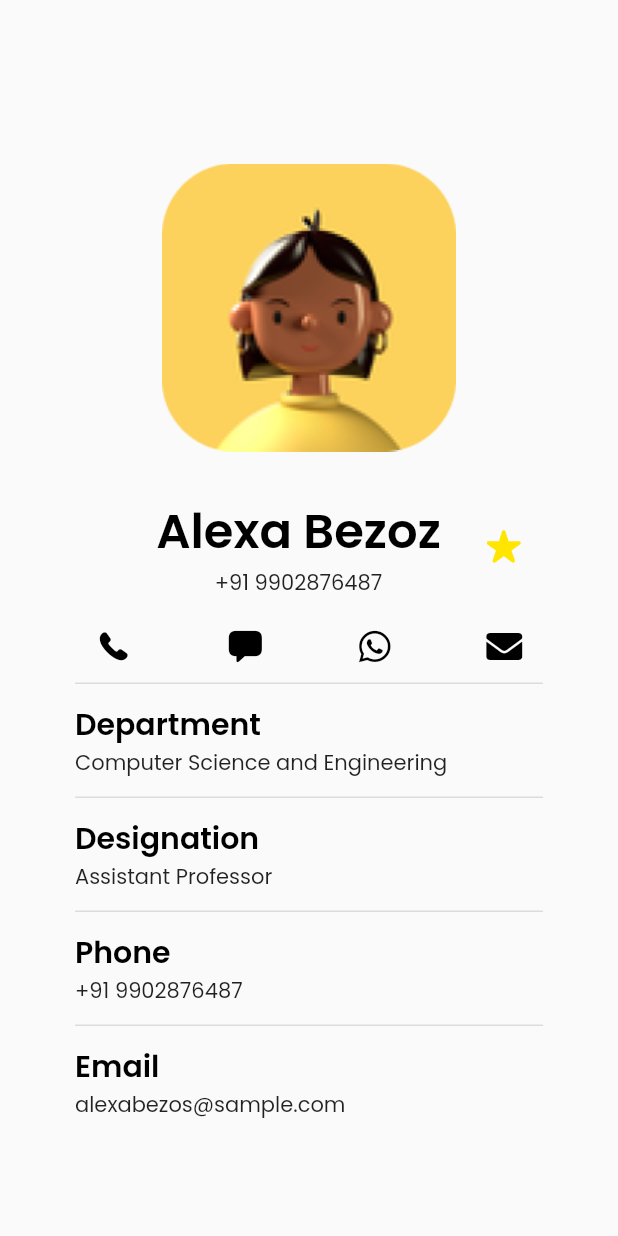
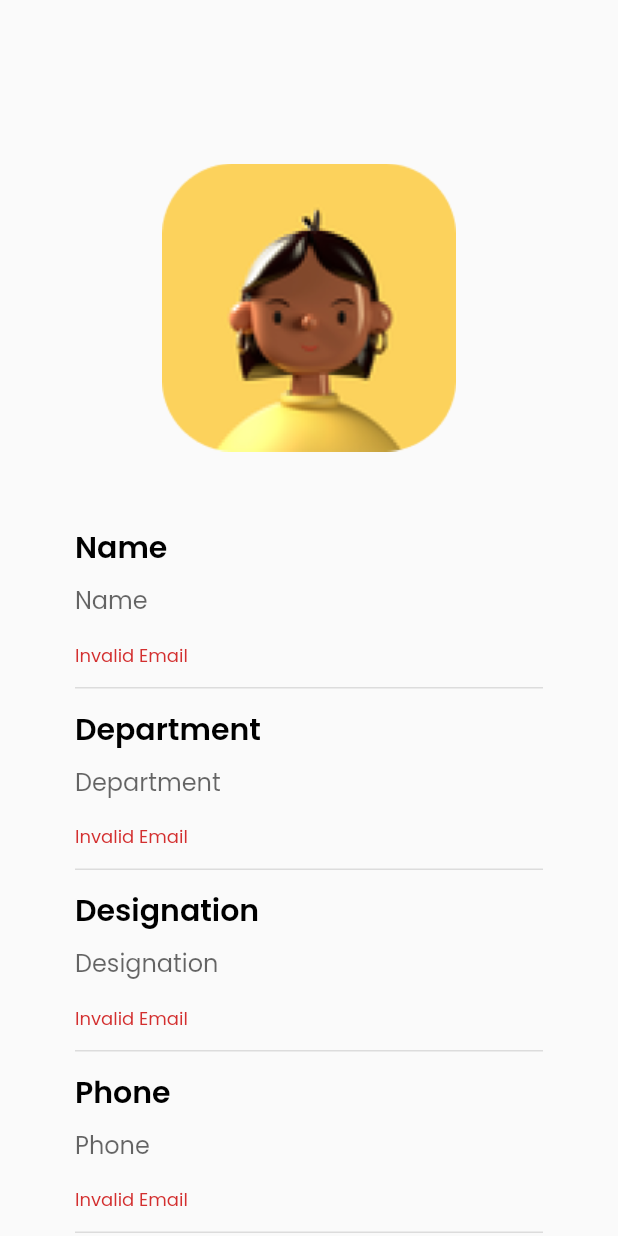
Before and after one commit to nithinmahendran/contacts-app, a Flutter app: the screen it shows after launch, on a phone screen of 412 x 824 dp. Run offline on Flutter 3.47's test engine with Material 2 defaults, Android fonts, the phone set to English and light mode, and no system bars; our stand-ins replace font_awesome_flutter, google_nav_bar, persistent_bottom_nav_bar, smooth_page_indicator; missing offline and left inert: list_tile_switch.

Commit message:
Form added to add contacts screen

```diff
--- /dev/null
+++ b/lib/UI/add_contact.dart
@@ -0,0 +1,202 @@
+import 'package:contactsapp/global.dart';
+import 'package:flutter/cupertino.dart';
+import 'package:flutter/material.dart';
+import 'package:font_awesome_flutter/font_awesome_flutter.dart';
+
+class AddContact extends StatefulWidget {
+  const AddContact({Key? key}) : super(key: key);
+
+  @override
+  _AddContactState createState() => _AddContactState();
+}
+
+class _AddContactState extends State<AddContact> {
+  final GlobalKey<FormState> _formKey = GlobalKey();
+
+  Future<void> _submit() async {
+    if (!_formKey.currentState!.validate()) {
+      return;
+    }
+    _formKey.currentState!.save();
+  }
+
+  @override
+  Widget build(BuildContext context) {
+    return Scaffold(
+      body: SingleChildScrollView(
+        child: Column(
+          crossAxisAlignment: CrossAxisAlignment.start,
+          children: [
+            Align(
+              alignment: Alignment.center,
+              child: Container(
+                margin: EdgeInsets.only(top: 80.0),
+                height: 250.0,
+                child: Image.asset('assets/images/avatar.png'),
+              ),
+            ),
+            SizedBox(
+              height: 20.0,
+            ),
+            Padding(
+              padding: const EdgeInsets.only(left: 50.0, right: 50.0),
+              child: Form(
+                autovalidate: true,
+                key: _formKey,
+                child: Column(
+                  crossAxisAlignment: CrossAxisAlignment.start,
+                  children: [
+                    Text("Name", style: sideHeaders),
+                    TextFormField(
+                      keyboardType: TextInputType.emailAddress,
+                      validator: (value) {
+                        if (value!.isEmpty || !(value.contains('@'))) {
+                          return 'Invalid Email';
+                        }
+                        return null;
+                      },
+                      onSaved: (value) {
+                        print(value);
+                      },
+                      decoration: InputDecoration(
+                        fillColor: Color(0xffededed),
+                        isDense: true,
+                        hintText: 'Name',
+                        border: InputBorder.none,
+                      ),
+                    ),
+                    const Divider(
+                      height: 25,
+                      thickness: 1,
+                    ),
+                    Text("Department", style: sideHeaders),
+                    TextFormField(
+                      keyboardType: TextInputType.emailAddress,
+                      validator: (value) {
+                        if (value!.isEmpty || !(value.contains('@'))) {
+                          return 'Invalid Email';
+                        }
+                        return null;
+                      },
+                      onSaved: (value) {
+                        print(value);
+                      },
+                      decoration: InputDecoration(
+                        fillColor: Color(0xffededed),
+                        isDense: true,
+                        hintText: 'Department',
+                        border: InputBorder.none,
+                      ),
+                    ),
+                    const Divider(
+                      height: 25,
+                      thickness: 1,
+                    ),
+                    Text("Designation", style: sideHeaders),
+                    TextFormField(
+                      keyboardType: TextInputType.emailAddress,
+                      validator: (value) {
+                        if (value!.isEmpty || !(value.contains('@'))) {
+                          return 'Invalid Email';
+                        }
+                        return null;
+                      },
+                      onSaved: (value) {
+                        print(value);
+                      },
+                      decoration: InputDecoration(
+                        fillColor: Color(0xffededed),
+                        hintText: 'Designation',
+                        isDense: true,
+                        border: InputBorder.none,
+                      ),
+                    ),
+                    const Divider(
+                      height: 25,
+                      thickness: 1,
+                    ),
+                    Text("Phone", style: sideHeaders),
+                    TextFormField(
+                      keyboardType: TextInputType.emailAddress,
+                      validator: (value) {
+                        if (value!.isEmpty || !(value.contains('@'))) {
+                          return 'Invalid Email';
+                        }
+                        return null;
+                      },
+                      onSaved: (value) {
+                        print(value);
+                      },
+                      decoration: InputDecoration(
+                        fillColor: Color(0xffededed),
+                        hintText: 'Phone',
+                        isDense: true,
+                        border: InputBorder.none,
+                      ),
+                    ),
+                    const Divider(
+                      height: 25,
+                      thickness: 1,
+                    ),
+                    Text("Email", style: sideHeaders),
+                    TextFormField(
+                      keyboardType: TextInputType.emailAddress,
+                      validator: (value) {
+                        if (value!.isEmpty || !(value.contains('@'))) {
+                          return 'Invalid Email';
+                        }
+                        return null;
+                      },
+                      onSaved: (value) {
+                        print(value);
+                      },
+                      decoration: InputDecoration(
+                        fillColor: Color(0xffededed),
+                        hintText: 'Email Address',
+                        isDense: true,
+                        border: InputBorder.none,
+                      ),
+                    ),
+                    SizedBox(
+                      height: 20.0,
+                    ),
+                    Row(
+                      mainAxisAlignment: MainAxisAlignment.spaceEvenly,
+                      children: [
+                        ElevatedButton(
+                          onPressed: () {
+                            _submit();
+                          },
+                          child: Padding(
+                            padding: const EdgeInsets.all(10.0),
+                            child: Text(
+                              'Proceed',
+                              style: allBtns,
+                            ),
+                          ),
+                        ),
+                        ElevatedButton(
+                          onPressed: () {},
+                          style: ElevatedButton.styleFrom(
+                            primary: Colors.white,
+                          ),
+                          child: Padding(
+                            padding: const EdgeInsets.all(10.0),
+                            child: Text(
+                              'Cancel',
+                              style: cancelBtn,
+                            ),
+                          ),
+                        ),
+                      ],
+                    )
+                  ],
+                ),
+              ),
+            )
+          ],
+        ),
+      ),
+    );
+  }
+}
--- a/lib/global.dart
+++ b/lib/global.dart
@@ -42,3 +42,6 @@ TextStyle sideHeaders =
     TextStyle(fontSize: 20.0, color: Colors.black, fontWeight: FontWeight.w600);
 
 TextStyle settingsPage = TextStyle(fontSize: 19.0, fontWeight: FontWeight.w500);
+
+TextStyle cancelBtn =
+    TextStyle(fontSize: 16.0, color: Colors.black, fontWeight: FontWeight.w400);
--- a/lib/main.dart
+++ b/lib/main.dart
@@ -1,5 +1,6 @@
 
 import 'dart:async';
+import 'package:contactsapp/UI/add_contact.dart';
 import 'package:contactsapp/UI/contact_screen.dart';
 import 'package:contactsapp/UI/intro_screen.dart';
 import 'package:contactsapp/UI/settings.dart';
@@ -34,7 +35,7 @@ class MyApp extends StatelessWidget {
             ),
           ),
         ),
-        home: ViewContact());
+        home: AddContact());
   }
 }
 
```
Also changed, not shown: flutter_01.png (added).
